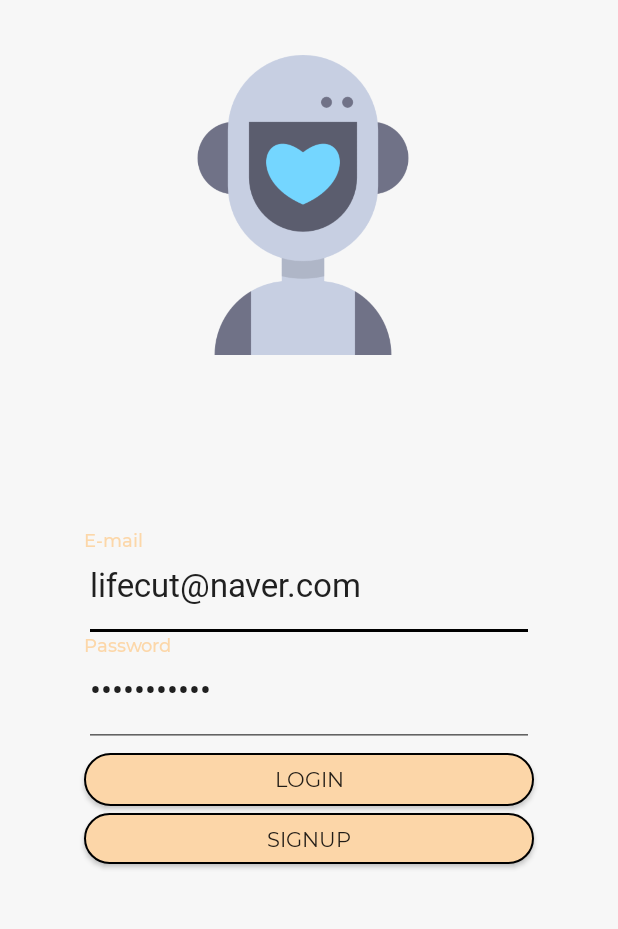
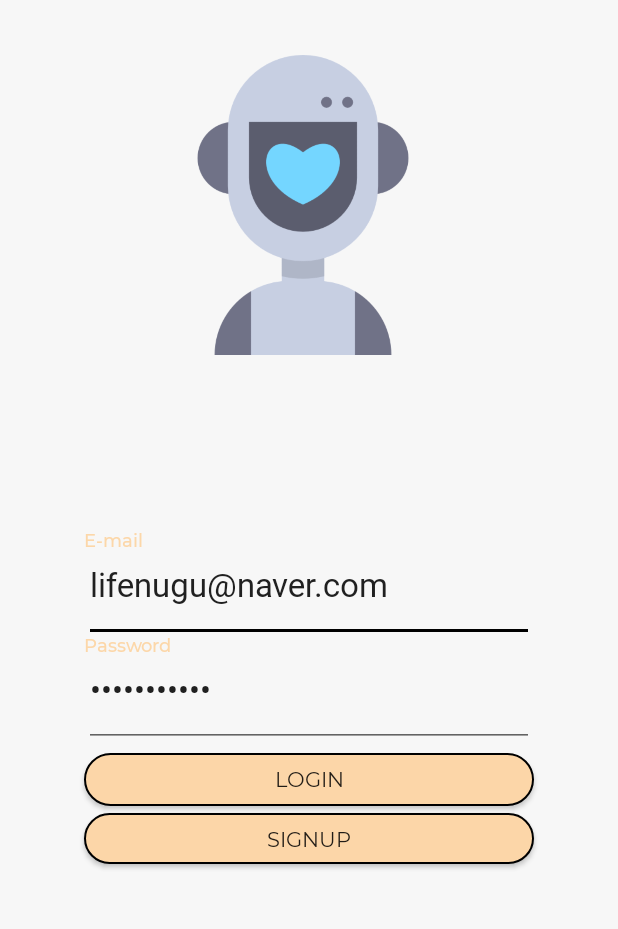
Before and after one commit to EmotiCam/mylifecut_frontend, an Android app: the screen it shows after launch (LoginActivity), on a phone screen of 412 x 824 dp, the part 171-1100 px from its top. Run offline under Robolectric (Android 15) with nearby library versions, the phone set to English and light mode, and no system bars; libraries missing offline, so code that uses them is left out: com.cloudinary.android; 1 statement that could not run was skipped.

Commit message:
Changes for quick login(Presentation)

```diff
--- a/app/src/main/AndroidManifest.xml
+++ b/app/src/main/AndroidManifest.xml
@@ -5,9 +5,6 @@
     <uses-permission android:name="android.permission.INTERNET"/>
     <uses-permission android:name="android.permission.WRITE_EXTERNAL_STORAGE" />
     <uses-permission android:name="android.permission.CAMERA"/>
-
-    <uses-feature android:name="android.hardware.camera" android:required="false" />
-    <uses-feature android:name="android.hardware.camera.front" android:required="false" />
 
 
     <application
--- a/app/src/main/java/com/example/lifecut/ShowArchiveActivity.java
+++ b/app/src/main/java/com/example/lifecut/ShowArchiveActivity.java
@@ -35,7 +35,6 @@ public class ShowArchiveActivity extends AppCompatActivity {
                 transform(new RoundTransformation(20, 0)).
                 into(img);
 
-
     }
 
 }
--- a/app/src/main/res/layout/fragment_login.xml
+++ b/app/src/main/res/layout/fragment_login.xml
@@ -47,7 +47,7 @@
             android:layout_marginTop="0dp"
             android:fontFamily="@font/montserrat_alternates_regular"
             android:hint="E-mail"
-            android:text="lifecut@naver.com"
+            android:text="lifenugu@naver.com"
             android:textAppearance="@style/Base.TextAppearance.AppCompat.Large"
             android:maxLines="1"
             />
```
Also changed, not shown: 1 other file.
